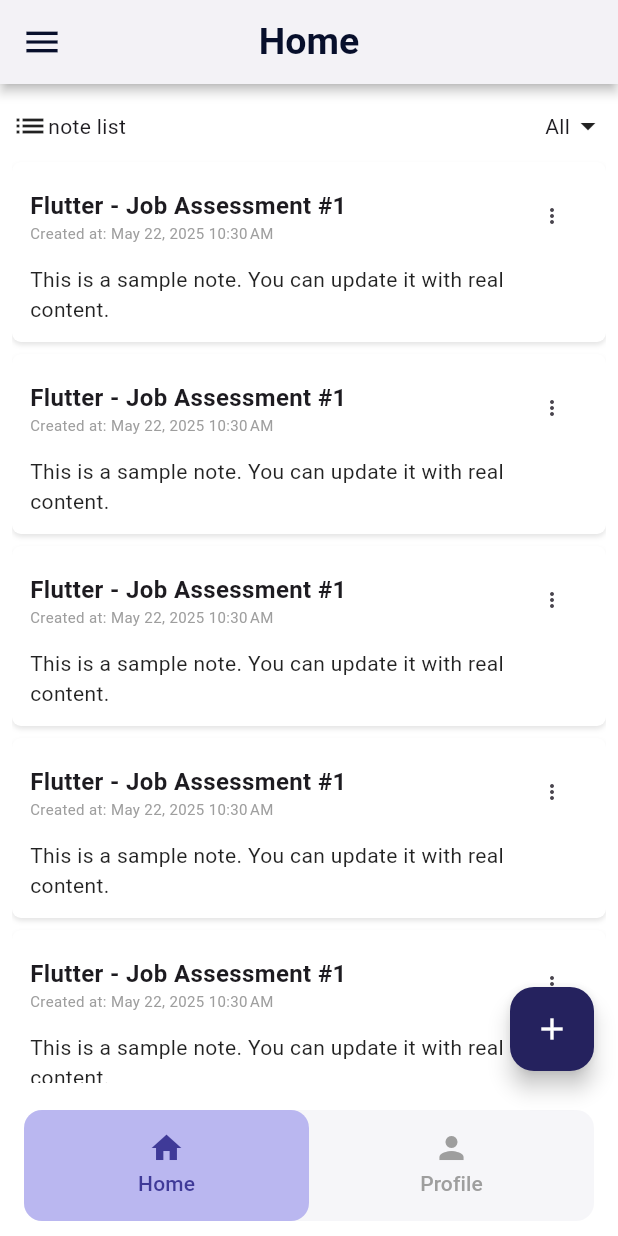
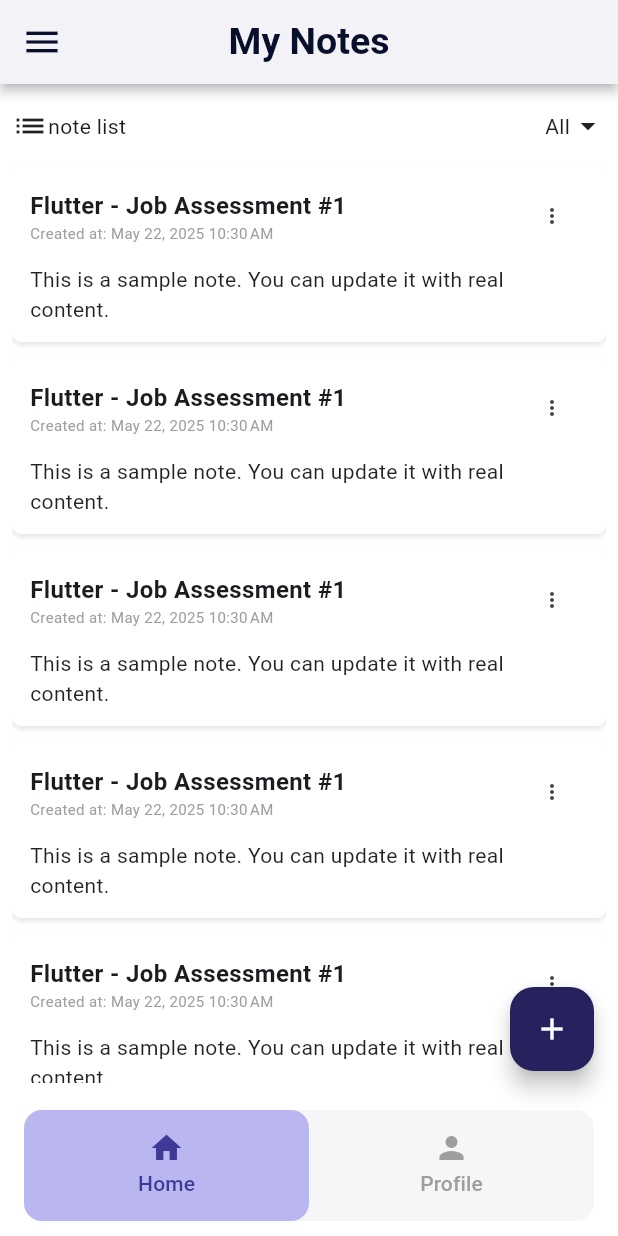
Before and after one commit to rahatalmas/job_assesment_caretutors, a Flutter app: the screen it shows after launch, on a phone screen of 412 x 824 dp. Run offline on Flutter 3.47's test engine with Material 3 defaults, Android fonts, the phone set to English and light mode, and no system bars; our stand-ins replace lottie.

Commit message:
drawer_settings

```diff
--- a/lib/main.dart
+++ b/lib/main.dart
@@ -22,7 +22,7 @@ class MyApp extends StatelessWidget {
         ),
         floatingActionButtonTheme: const FloatingActionButtonThemeData(
          // backgroundColor: Color(0xFF2DA44E),
-         backgroundColor: Colors.lightBlue
+         // backgroundColor: Colors.lightBlue
         ),
       ),
       home: const Root(title: "My Note"),
--- a/lib/root.dart
+++ b/lib/root.dart
@@ -2,6 +2,7 @@ import 'package:care_tutor_note_taking_app/constant.dart';
 import 'package:care_tutor_note_taking_app/screens/home.dart';
 import 'package:care_tutor_note_taking_app/widgets/screen_container.dart';
 import 'package:flutter/material.dart';
+import 'package:lottie/lottie.dart';
 
 class Root extends StatefulWidget {
   const Root({super.key, required this.title});
@@ -52,7 +53,7 @@ class _Root extends State<Root> with SingleTickerProviderStateMixin {
           },
         ),
         title: Text(
-          "Home",
+          "My Notes",
           style: TextStyle(
               fontWeight: FontWeight.bold, fontSize: 25, color: appTextPrimary),
         ),
@@ -97,11 +98,10 @@ class _Root extends State<Root> with SingleTickerProviderStateMixin {
               currentAccountPicture: CircleAvatar(
                 backgroundColor: kColorPrimary,
                 child: ClipOval(
-                  child: Image.asset(
-                    'assets/animation/login_header.json',
-                    //width: 50,
-                    //height: 50,
-                    fit: BoxFit.cover,
+                  child: SizedBox(
+                    height: double.infinity,
+                    width: double.infinity,
+                    child: Image.asset("assets/image/dp.jpg",fit: BoxFit.cover,),
                   ),
                 ),
               ),
@@ -113,34 +113,16 @@ class _Root extends State<Root> with SingleTickerProviderStateMixin {
               },
             ),
             ListTile(
-              leading: Icon(Icons.article),
-              title: Text("All Exams"),
-
-            ),
-            ListTile(
-              leading: Icon(Icons.list),
-              title: Text("All Results"),
-              onTap: () {
-
-              },
-            ),
-            ListTile(
               leading: Icon(Icons.exit_to_app),
               title: Text("Logout"),
               onTap: () async {
 
                   }
-
             ),
             ListTile(
-              leading: Icon(Icons.question_answer),
-              title: Text("TestPage"),
+              leading: Icon(Icons.check),
+              title: Text("screen testing"),
               onTap: () {
-                // Navigator.push(
-                //     context,
-                //     MaterialPageRoute(
-                //         builder: (context)=>PaperProcessingResult(success: [], errors: []))
-                // );
               },
             ),
           ],
```
Also changed, not shown: assets/image/dp.jpg (added).
